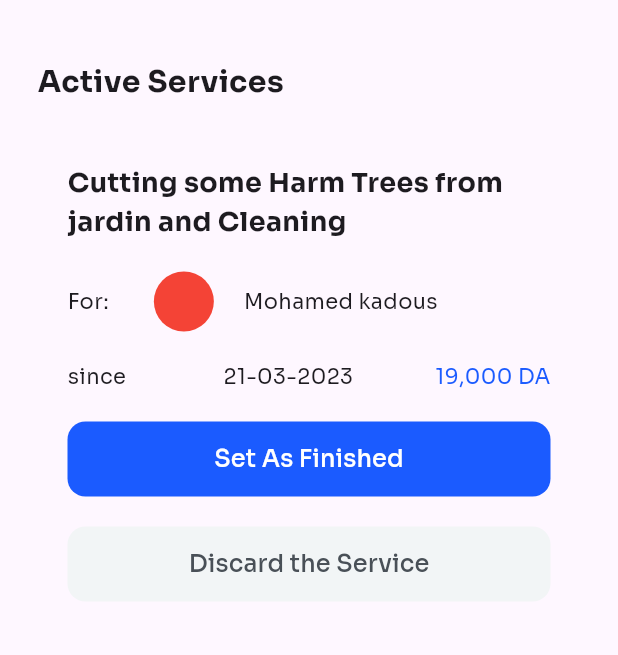
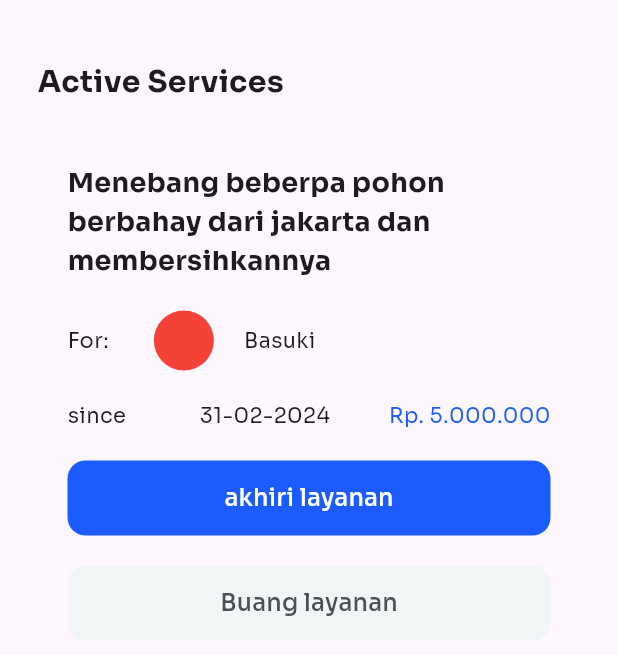
Before and after one commit to rizkydprast/UTS_PEMWEBLANJUT, a Flutter app: the SellerActiveServiceScreen screen opened directly, on a phone screen of 412 x 824 dp. Shown: the top 655 px of the screen. Run offline on Flutter 3.47's test engine with Material 3 defaults, Android fonts, the phone set to English and light mode, and no system bars; our stand-ins replace flutter_hooks, flutter_map, flutter_svg, hooks_riverpod, image_picker, latlong2 and 1 more; missing offline and left inert: document_scanner; accounts and stored records are empty.

Commit message:
New fitur

```diff
--- a/lib/main.dart
+++ b/lib/main.dart
@@ -18,20 +18,20 @@ Future<void> main() async {
       overrides: [
         sharedPreferencesProvider.overrideWithValue(prefs),
       ],
-      child: const indeedApp(),
+      child: const IwdApp(),
     ),
   );
 }
 
-class indeedApp extends ConsumerWidget {
-  const indeedApp({super.key});
+class IwdApp extends ConsumerWidget {
+  const IwdApp({super.key});
 
   @override
   Widget build(BuildContext context, WidgetRef ref) {
     final isFirstTime = ref.watch(onboardingProvider);
     return MaterialApp(
       debugShowCheckedModeBanner: false,
-      title: 'Travigui',
+      title: 'Indeed',
       theme: ThemeData(
         fontFamily: 'sora',
         primarySwatch: Colors.blue,
--- a/lib/view/active/seller_active_sceen.dart
+++ b/lib/view/active/seller_active_sceen.dart
@@ -14,7 +14,7 @@ class SellerActiveService extends StatelessWidget {
         crossAxisAlignment: CrossAxisAlignment.start,
         children: [
           Text(
-            'Cutting some Harm Trees from jardin and Cleaning',
+            'Menebang beberpa pohon berbahay dari jakarta dan membersihkannya',
             style: TextStyle(fontWeight: FontWeight.bold, fontSize: 18),
           ),
           SizedBox(
@@ -33,7 +33,7 @@ class SellerActiveService extends StatelessWidget {
               SizedBox(
                 width: 20,
               ),
-              Text('Mohamed kadous')
+              Text('Basuki')
             ],
           ),
           SizedBox(
@@ -46,12 +46,12 @@ class SellerActiveService extends StatelessWidget {
               SizedBox(
                 width: 30,
               ),
-              Text('21-03-2023'),
+              Text('31-02-2024'),
               SizedBox(
                 width: 20,
               ),
               Text(
-                '19,000 DA',
+                'Rp. 5.000.000',
                 style: TextStyle(color: Color(0xff1B5BFF)),
               ),
             ],
@@ -61,7 +61,7 @@ class SellerActiveService extends StatelessWidget {
           ),
           CustomButton(
             onPressed: () {},
-            text: 'Set As Finished',
+            text: 'akhiri layanan',
             color: Color(0xff1B5BFF),
             isFullWidth: true,
           ),
@@ -70,7 +70,7 @@ class SellerActiveService extends StatelessWidget {
           ),
           CustomButton(
             onPressed: () {},
-            text: 'Discard the Service',
+            text: 'Buang layanan',
             isFullWidth: true,
             color: Color(0xffF2F5F6),
             textColor: Color(0xff495057),
--- a/lib/view/auth/onboarding_screen.dart
+++ b/lib/view/auth/onboarding_screen.dart
@@ -77,7 +77,7 @@ class OnboardingScreen extends HookConsumerWidget {
               crossAxisAlignment: CrossAxisAlignment.start,
               children: [
                 const Text(
-                  'Publish Services',
+                  'Layanan Publish',
                   style: TextStyle(
                     fontSize: 20,
                     fontWeight: FontWeight.bold,
@@ -85,7 +85,7 @@ class OnboardingScreen extends HookConsumerWidget {
                 ),
                 const SizedBox(height: 10),
                 const Text(
-                  'Publish your services and get more customers',
+                  'publikasikan layanan Anda dan mendapatkan lebih banyak pelanggan',
                   style: TextStyle(
                     fontSize: 16,
                     color: Colors.grey,
--- a/lib/view/home/proposal_form_bottom_sheet.dart
+++ b/lib/view/home/proposal_form_bottom_sheet.dart
@@ -72,7 +72,7 @@ class ProposalFormBottomSheet extends HookConsumerWidget {
                 const SizedBox(height: 15),
                 CustomTextFormField(
                   controller: credit,
-                  label: 'Crédit Pour Postuler',
+                  label: 'Terapkan',
                   hint: '5+',
                   keyboradType: TextInputType.number,
                   tooltip: 'Enter The Amount You Want To Be Paid',
```
Also changed, not shown: 2 other files.
